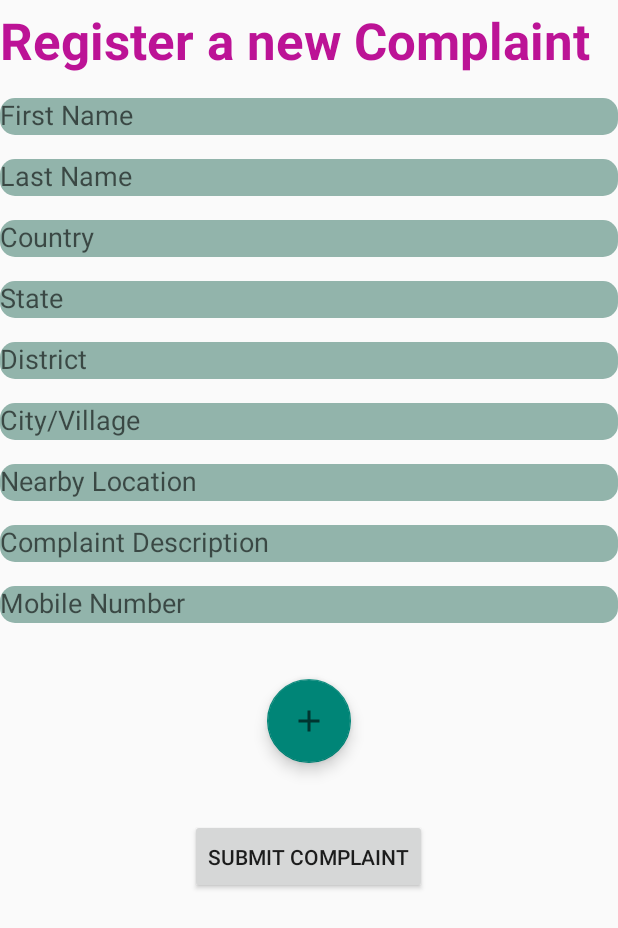
After one commit to sparjapati/One-Solution, an Android app: the NewComplaintFragment screen opened through its navigation route, on a phone screen of 412 x 824 dp. The commit adds this screen. Shown: the top 928 px of the screen. Run offline under Robolectric (Android 15) with nearby library versions, the phone set to English and light mode, and no system bars; our stand-ins replace data binding.

Commit message:
Implemented NewComplaintFragment

```diff
--- /dev/null
+++ b/app/src/main/java/edu/vermaSanjay15907/oneSolution/adapters/SelectImageRecyclerViewAdapter.kt
@@ -0,0 +1,41 @@
+package edu.vermaSanjay15907.oneSolution.adapters
+
+import android.annotation.SuppressLint
+import android.content.Context
+import android.net.Uri
+import android.view.LayoutInflater
+import android.view.View
+import android.view.ViewGroup
+import androidx.recyclerview.widget.RecyclerView
+import edu.vermaSanjay15907.oneSolution.R
+import edu.vermaSanjay15907.oneSolution.databinding.NewComplaintSelectedImageListItemBinding
+
+class SelectImageRecyclerViewAdapter(
+    private val context: Context,
+    private val imagesList: ArrayList<Uri>
+) : RecyclerView.Adapter<SelectImageRecyclerViewAdapter.ViewHolder>() {
+
+    class ViewHolder(itemView: View) : RecyclerView.ViewHolder(itemView) {
+        public val binding = NewComplaintSelectedImageListItemBinding.bind(itemView)
+    }
+
+    override fun onCreateViewHolder(parent: ViewGroup, viewType: Int): ViewHolder {
+        val view = LayoutInflater.from(context)
+            .inflate(R.layout.new_complaint_selected_image_list_item, parent, false)
+        return ViewHolder(view)
+    }
+
+    @SuppressLint("NotifyDataSetChanged")
+    override fun onBindViewHolder(holder: ViewHolder, position: Int) {
+        val imageUri = imagesList[position]
+        holder.binding.ivSelectedImage.setImageURI(imageUri)
+        holder.binding.ivDelete.setOnClickListener {
+            imagesList.remove(imageUri)
+            notifyDataSetChanged()
+        }
+    }
+
+    override fun getItemCount(): Int {
+        return imagesList.size
+    }
+}
--- a/app/src/main/java/edu/vermaSanjay15907/oneSolution/fragments/HomeFragment.kt
+++ b/app/src/main/java/edu/vermaSanjay15907/oneSolution/fragments/HomeFragment.kt
@@ -5,6 +5,7 @@ import android.os.Bundle
 import android.view.*
 import android.widget.Toast
 import androidx.fragment.app.Fragment
+import androidx.navigation.fragment.findNavController
 import androidx.recyclerview.widget.LinearLayoutManager
 import edu.vermaSanjay15907.oneSolution.R
 import edu.vermaSanjay15907.oneSolution.activities.LoginActivity
@@ -45,6 +46,12 @@ class HomeFragment : Fragment() {
 //                findNavController().navigate(HomeFragmentDirections.actionHomeFragmentToNewComplaintFragment())
             }
 
+        binding
+            .btnAddNewComplaint.setOnClickListener {
+                Toast.makeText(activity, "Adding a new Complaint", Toast.LENGTH_SHORT).show()
+                findNavController().navigate(HomeFragmentDirections.actionHomeFragmentToNewComplaintFragment())
+            }
+
         return binding.root
     }
 
--- /dev/null
+++ b/app/src/main/java/edu/vermaSanjay15907/oneSolution/fragments/NewComplaintFragment.kt
@@ -0,0 +1,96 @@
+package edu.vermaSanjay15907.oneSolution.fragments
+
+import android.annotation.SuppressLint
+import android.app.ProgressDialog
+import android.content.Intent
+import android.net.Uri
+import android.os.Bundle
+import android.util.Log
+import android.view.LayoutInflater
+import android.view.View
+import android.view.ViewGroup
+import androidx.fragment.app.Fragment
+import androidx.navigation.fragment.findNavController
+import androidx.recyclerview.widget.LinearLayoutManager
+import edu.vermaSanjay15907.oneSolution.adapters.SelectImageRecyclerViewAdapter
+import edu.vermaSanjay15907.oneSolution.databinding.FragmentNewComplaintBinding
+import edu.vermaSanjay15907.oneSolution.models.Complaint
+import edu.vermaSanjay15907.oneSolution.utils.Konstants.GET_IMAGE_REQUEST_CODE
+import edu.vermaSanjay15907.oneSolution.utils.Konstants.TAG
+import java.util.*
+import kotlin.collections.ArrayList
+
+class NewComplaintFragment : Fragment() {
+
+
+    private lateinit var binding: FragmentNewComplaintBinding
+    private var complaint = Complaint()
+    private var imagesUris = ArrayList<Uri>()
+    private var imagesUrls = ArrayList<String>()
+    private lateinit var dialog: ProgressDialog
+
+
+    override fun onResume() {
+        super.onResume()
+        activity?.actionBar?.hide()
+    }
+
+    override fun onCreateView(
+        inflater: LayoutInflater, container: ViewGroup?,
+        savedInstanceState: Bundle?
+    ): View {
+        binding = FragmentNewComplaintBinding.inflate(layoutInflater, container, false)
+        dialog = ProgressDialog(activity)
+        dialog.setProgressStyle(ProgressDialog.STYLE_SPINNER)
+        dialog.setTitle("Loading data")
+        dialog.setMessage("Please wait...")
+        dialog.setCancelable(false)
+
+        binding.btnAddImage.setOnClickListener {
+            val intent = Intent()
+            intent.action = Intent.ACTION_GET_CONTENT
+            intent.type = "image/*"
+            startActivityForResult(intent, GET_IMAGE_REQUEST_CODE)
+        }
+
+        binding.btnSubmit.setOnClickListener {
+            binding.btnSubmit.isEnabled = false
+            complaint.apply {
+//                complainedBy = auth.uid!!
+                address.country = binding.etCountry.text.toString()
+                address.state = binding.etState.text.toString()
+                address.district = binding.etDistrict.text.toString()
+                address.cityOrVillage = binding.etCity.text.toString()
+                address.nearByLocation = binding.etNearByLocation.text.toString()
+                description = binding.etDescription.text.toString()
+                date = Date().time.toString()
+            }
+            Log.d(TAG, "onCreateView: Complaint added")
+            onComplaintSubmitted()
+        }
+
+        val selectImageRecyclerViewAdapter =
+            SelectImageRecyclerViewAdapter(requireActivity(), imagesUris)
+        val layoutManager = LinearLayoutManager(activity, LinearLayoutManager.VERTICAL, false)
+        binding.rvSelectImage.layoutManager = layoutManager
+        binding.rvSelectImage.adapter = selectImageRecyclerViewAdapter
+
+        return binding.root
+    }
+
+    private fun onComplaintSubmitted() {
+        binding.btnSubmit.isEnabled = true
+        findNavController().navigate(NewComplaintFragmentDirections.actionNewComplaintFragmentToHomeFragment())
+    }
+
+    @SuppressLint("NotifyDataSetChanged")
+    override fun onActivityResult(requestCode: Int, resultCode: Int, data: Intent?) {
+        super.onActivityResult(requestCode, resultCode, data)
+        if (requestCode == GET_IMAGE_REQUEST_CODE) {
+            if (data != null) {
+                data.data?.let { imagesUris.add(it) }
+                binding.rvSelectImage.adapter?.notifyDataSetChanged()
+            }
+        }
+    }
+}
--- a/app/src/main/java/edu/vermaSanjay15907/oneSolution/utils/Konstants.kt
+++ b/app/src/main/java/edu/vermaSanjay15907/oneSolution/utils/Konstants.kt
@@ -3,4 +3,5 @@ package edu.vermaSanjay15907.oneSolution.utils
 object Konstants {
     const val TAG = "parjapat"
     const val STATUS_PENDING = "status_pending"
+    const val GET_IMAGE_REQUEST_CODE = 100
 }
--- /dev/null
+++ b/app/src/main/res/drawable-v24/ic_remove.xml
@@ -0,0 +1,11 @@
+<vector android:autoMirrored="true" android:height="24dp"
+    android:viewportHeight="24" android:viewportWidth="24"
+    android:width="24dp" xmlns:android="http://schemas.android.com/apk/res/android">
+    <path android:fillColor="#00000000" android:pathData="M3,6l2,0l16,0"
+        android:strokeColor="#F00B0B" android:strokeLineCap="round"
+        android:strokeLineJoin="round" android:strokeWidth="2"/>
+    <path android:fillColor="#F00B0B"
+        android:pathData="M19,6v14a2,2 0,0 1,-2 2H7a2,2 0,0 1,-2 -2V6m3,0V4a2,2 0,0 1,2 -2h4a2,2 0,0 1,2 2v2"
+        android:strokeColor="#F00B0B" android:strokeLineCap="round"
+        android:strokeLineJoin="round" android:strokeWidth="2"/>
+</vector>
--- /dev/null
+++ b/app/src/main/res/layout/fragment_new_complaint.xml
@@ -0,0 +1,240 @@
+<?xml version="1.0" encoding="utf-8"?>
+<layout xmlns:android="http://schemas.android.com/apk/res/android"
+    xmlns:app="http://schemas.android.com/apk/res-auto"
+    xmlns:tools="http://schemas.android.com/tools">
+
+    <data>
+
+    </data>
+
+    <ScrollView
+        android:layout_width="match_parent"
+        android:layout_height="match_parent"
+        tools:context=".fragments.NewComplaintFragment">
+
+        <LinearLayout
+            android:layout_width="match_parent"
+            android:layout_height="wrap_content"
+            android:orientation="vertical">
+
+
+            <TextView
+                android:id="@+id/tvRegisterNow"
+                android:layout_width="match_parent"
+                android:layout_height="wrap_content"
+                android:layout_marginTop="4dp"
+                android:text="@string/register_a_new_complaint"
+                android:textColor="#BC1396"
+                android:textSize="34sp"
+                android:textStyle="bold"
+                app:layout_constraintEnd_toEndOf="parent"
+                app:layout_constraintStart_toStartOf="parent"
+                app:layout_constraintTop_toTopOf="parent"
+                tools:ignore="TextContrastCheck" />
+
+            <com.google.android.material.textfield.TextInputLayout
+                android:id="@+id/textInputLayout2"
+                android:layout_width="match_parent"
+                android:layout_height="wrap_content"
+                android:layout_marginTop="5dp"
+                app:layout_constraintEnd_toEndOf="@+id/tvRegisterNow"
+                app:layout_constraintHorizontal_bias="0.0"
+                app:layout_constraintStart_toStartOf="@+id/tvRegisterNow"
+                app:layout_constraintTop_toBottomOf="@+id/tvRegisterNow">
+
+                <com.google.android.material.textfield.TextInputEditText
+                    android:id="@+id/etFirstName"
+                    style="@style/et_style"
+                    android:layout_width="match_parent"
+                    android:hint="@string/first_name"
+                    tools:ignore="TextContrastCheck" />
+            </com.google.android.material.textfield.TextInputLayout>
+
+            <com.google.android.material.textfield.TextInputLayout
+                android:id="@+id/textInputLayout3"
+                android:layout_width="match_parent"
+                android:layout_height="wrap_content"
+                android:layout_marginTop="5dp"
+                app:layout_constraintEnd_toEndOf="@+id/textInputLayout2"
+                app:layout_constraintHorizontal_bias="0.0"
+                app:layout_constraintStart_toStartOf="@+id/textInputLayout2"
+                app:layout_constraintTop_toBottomOf="@+id/textInputLayout2">
+
+                <com.google.android.material.textfield.TextInputEditText
+                    android:id="@+id/etLastName"
+                    style="@style/et_style"
+                    android:hint="@string/last_name"
+                    tools:ignore="TextContrastCheck" />
+            </com.google.android.material.textfield.TextInputLayout>
+
+            <com.google.android.material.textfield.TextInputLayout
+                android:id="@+id/textInputLayout4"
+                android:layout_width="match_parent"
+                android:layout_height="wrap_content"
+                android:layout_marginTop="5dp"
+                app:layout_constraintEnd_toEndOf="@+id/textInputLayout2"
+                app:layout_constraintStart_toStartOf="@+id/textInputLayout2"
+                app:layout_constraintTop_toBottomOf="@+id/textInputLayout3">
+
+                <com.google.android.material.textfield.TextInputEditText
+                    android:id="@+id/etCountry"
+                    style="@style/et_style"
+                    android:hint="@string/country"
+                    tools:ignore="TextContrastCheck" />
+            </com.google.android.material.textfield.TextInputLayout>
+
+            <com.google.android.material.textfield.TextInputLayout
+                android:id="@+id/textInputLayout5"
+                android:layout_width="match_parent"
+                android:layout_height="wrap_content"
+                android:layout_marginTop="5dp"
+                app:layout_constraintEnd_toEndOf="@+id/textInputLayout4"
+                app:layout_constraintHorizontal_bias="0.0"
+                app:layout_constraintStart_toStartOf="@+id/textInputLayout4"
+                app:layout_constraintTop_toBottomOf="@+id/textInputLayout4">
+
+                <com.google.android.material.textfield.TextInputEditText
+                    android:id="@+id/etState"
+                    style="@style/et_style"
+                    android:hint="@string/state"
+                    tools:ignore="TextContrastCheck" />
+            </com.google.android.material.textfield.TextInputLayout>
+
+            <com.google.android.material.textfield.TextInputLayout
+                android:id="@+id/textInputLayout6"
+                android:layout_width="match_parent"
+                android:layout_height="wrap_content"
+                android:layout_marginTop="5dp"
+                app:layout_constraintEnd_toEndOf="@+id/textInputLayout5"
+                app:layout_constraintHorizontal_bias="0.0"
+                app:layout_constraintStart_toStartOf="@+id/textInputLayout5"
+                app:layout_constraintTop_toBottomOf="@+id/textInputLayout5">
+
+                <com.google.android.material.textfield.TextInputEditText
+                    android:id="@+id/etDistrict"
+                    style="@style/et_style"
+                    android:hint="@string/district"
+                    tools:ignore="TextContrastCheck" />
+            </com.google.android.material.textfield.TextInputLayout>
+
+            <com.google.android.material.textfield.TextInputLayout
+                android:id="@+id/textInputLayout7"
+                android:layout_width="match_parent"
+                android:layout_height="wrap_content"
+                android:layout_marginTop="5dp"
+                app:layout_constraintEnd_toEndOf="@+id/textInputLayout2"
+                app:layout_constraintStart_toStartOf="@+id/textInputLayout2"
+                app:layout_constraintTop_toBottomOf="@+id/textInputLayout6">
+
+                <com.google.android.material.textfield.TextInputEditText
+                    android:id="@+id/etCity"
+                    style="@style/et_style"
+                    android:hint="@string/city_village"
+                    tools:ignore="TextContrastCheck" />
+            </com.google.android.material.textfield.TextInputLayout>
+
+            <com.google.android.material.textfield.TextInputLayout
+                android:id="@+id/textInputLayout8"
+                android:layout_width="match_parent"
+                android:layout_height="wrap_content"
+                android:layout_marginTop="5dp"
+                app:layout_constraintEnd_toEndOf="@+id/textInputLayout2"
+                app:layout_constraintStart_toStartOf="@+id/textInputLayout2"
+                app:layout_constraintTop_toBottomOf="@+id/textInputLayout7">
+
+                <com.google.android.material.textfield.TextInputEditText
+                    android:id="@+id/etNearByLocation"
+                    style="@style/et_style"
+                    android:hint="@string/nearby_location"
+                    tools:ignore="TextContrastCheck" />
+            </com.google.android.material.textfield.TextInputLayout>
+
+            <com.google.android.material.textfield.TextInputLayout
+                android:id="@+id/textInputLayout9"
+                android:layout_width="match_parent"
+                android:layout_height="wrap_content"
+                android:layout_marginTop="5dp"
+                app:layout_constraintEnd_toEndOf="@+id/textInputLayout2"
+                app:layout_constraintStart_toStartOf="@+id/textInputLayout2"
+                app:layout_constraintTop_toBottomOf="@+id/textInputLayout8">
+
+                <com.google.android.material.textfield.TextInputEditText
+                    android:id="@+id/etDescription"
+                    style="@style/et_style"
+                    android:hint="@string/complaint_description"
+                    android:inputType="textMultiLine"
+                    tools:ignore="TextContrastCheck" />
+            </com.google.android.material.textfield.TextInputLayout>
+
+            <com.google.android.material.textfield.TextInputLayout
+                android:id="@+id/textInputLayout10"
+                android:layout_width="match_parent"
+                android:layout_height="wrap_content"
+                android:layout_marginTop="5dp"
+                android:hint="@string/mobile_number"
+                app:layout_constraintEnd_toEndOf="@+id/textInputLayout2"
+                app:layout_constraintStart_toStartOf="@+id/textInputLayout2"
+                app:layout_constraintTop_toBottomOf="@+id/textInputLayout9">
+
+                <com.google.android.material.textfield.TextInputEditText
+                    android:id="@+id/etRegisteredNumber"
+                    style="@style/et_style"
+                    android:focusable="false"
+                    android:inputType="none"
+                    tools:ignore="TextContrastCheck" />
+            </com.google.android.material.textfield.TextInputLayout>
+
+            <androidx.constraintlayout.widget.ConstraintLayout
+                android:layout_width="fill_parent"
+                android:layout_height="fill_parent"
+                android:layout_gravity="center_horizontal"
+                android:layout_margin="5dp">
+
+                <ImageView
+                    android:id="@+id/ivImages"
+                    android:layout_width="0dp"
+                    android:layout_height="120dp"
+                    android:alpha="0.4"
+                    android:contentDescription="@string/complaint_photos"
+                    android:scaleType="centerCrop"
+                    app:layout_constraintBottom_toBottomOf="parent"
+                    app:layout_constraintEnd_toEndOf="parent"
+                    app:layout_constraintStart_toStartOf="parent"
+                    app:layout_constraintTop_toTopOf="parent"
+                    tools:ignore="ImageContrastCheck"
+                    tools:src="@drawable/placeholder" />
+
+                <com.google.android.material.floatingactionbutton.FloatingActionButton
+                    android:id="@+id/btnAddImage"
+                    android:layout_width="wrap_content"
+                    android:layout_height="wrap_content"
+                    android:clickable="true"
+                    android:contentDescription="@string/add_a_new_photo"
+                    android:focusable="true"
+                    android:src="@drawable/ic_add"
+                    app:layout_constraintBottom_toBottomOf="@+id/ivImages"
+                    app:layout_constraintEnd_toEndOf="@+id/ivImages"
+                    app:layout_constraintStart_toStartOf="@+id/ivImages"
+                    app:layout_constraintTop_toTopOf="@+id/ivImages"
+                    tools:ignore="SpeakableTextPresentCheck,ImageContrastCheck,DuplicateSpeakableTextCheck" />
+
+            </androidx.constraintlayout.widget.ConstraintLayout>
+
+            <androidx.recyclerview.widget.RecyclerView
+                android:id="@+id/rvSelectImage"
+                android:layout_width="match_parent"
+                android:layout_height="wrap_content" />
+
+            <Button
+                android:id="@+id/btnSubmit"
+                android:layout_width="wrap_content"
+                android:layout_height="50dp"
+                android:layout_gravity="center"
+                android:text="@string/submit_complaint"
+                tools:ignore="SpeakableTextPresentCheck" />
+
+        </LinearLayout>
+    </ScrollView>
+
+
+</layout>
--- /dev/null
+++ b/app/src/main/res/layout/new_complaint_selected_image_list_item.xml
@@ -0,0 +1,36 @@
+<?xml version="1.0" encoding="utf-8"?>
+<layout xmlns:android="http://schemas.android.com/apk/res/android"
+    xmlns:app="http://schemas.android.com/apk/res-auto"
+    xmlns:tools="http://schemas.android.com/tools">
+    <androidx.constraintlayout.widget.ConstraintLayout
+        android:layout_width="match_parent"
+        android:layout_height="match_parent"
+        android:padding="5dp">
+
+        <ImageView
+            android:id="@+id/ivSelectedImage"
+            android:layout_width="0dp"
+            android:layout_height="wrap_content"
+            android:contentDescription="@string/selected_image"
+            android:scaleType="centerInside"
+            app:layout_constraintEnd_toEndOf="parent"
+            app:layout_constraintStart_toStartOf="parent"
+            app:layout_constraintTop_toTopOf="parent"
+            app:srcCompat="@drawable/placeholder"
+            tools:ignore="RedundantDescriptionCheck" />
+
+        <ImageButton
+            android:id="@+id/ivDelete"
+            android:layout_width="wrap_content"
+            android:layout_height="wrap_content"
+            android:layout_marginTop="5dp"
+            android:layout_marginEnd="5dp"
+            android:backgroundTint="@android:color/transparent"
+            android:contentDescription="@string/delete_icon"
+            android:minHeight="48dp"
+            app:layout_constraintEnd_toEndOf="parent"
+            app:layout_constraintTop_toTopOf="@+id/ivSelectedImage"
+            app:srcCompat="@drawable/ic_remove"
+            tools:ignore="SpeakableTextPresentCheck" />
+    </androidx.constraintlayout.widget.ConstraintLayout>
+</layout>
--- a/app/src/main/res/navigation/home_screen_nav_graph.xml
+++ b/app/src/main/res/navigation/home_screen_nav_graph.xml
@@ -7,5 +7,17 @@
     <fragment
         android:id="@+id/homeFragment"
         android:name="edu.vermaSanjay15907.oneSolution.fragments.HomeFragment"
-        android:label="HomeFragment" />
+        android:label="HomeFragment" >
+        <action
+            android:id="@+id/action_homeFragment_to_newComplaintFragment"
+            app:destination="@id/newComplaintFragment" />
+    </fragment>
+    <fragment
+        android:id="@+id/newComplaintFragment"
+        android:name="edu.vermaSanjay15907.oneSolution.fragments.NewComplaintFragment"
+        android:label="NewComplaintFragment" >
+        <action
+            android:id="@+id/action_newComplaintFragment_to_homeFragment"
+            app:destination="@id/homeFragment" />
+    </fragment>
 </navigation>
```
